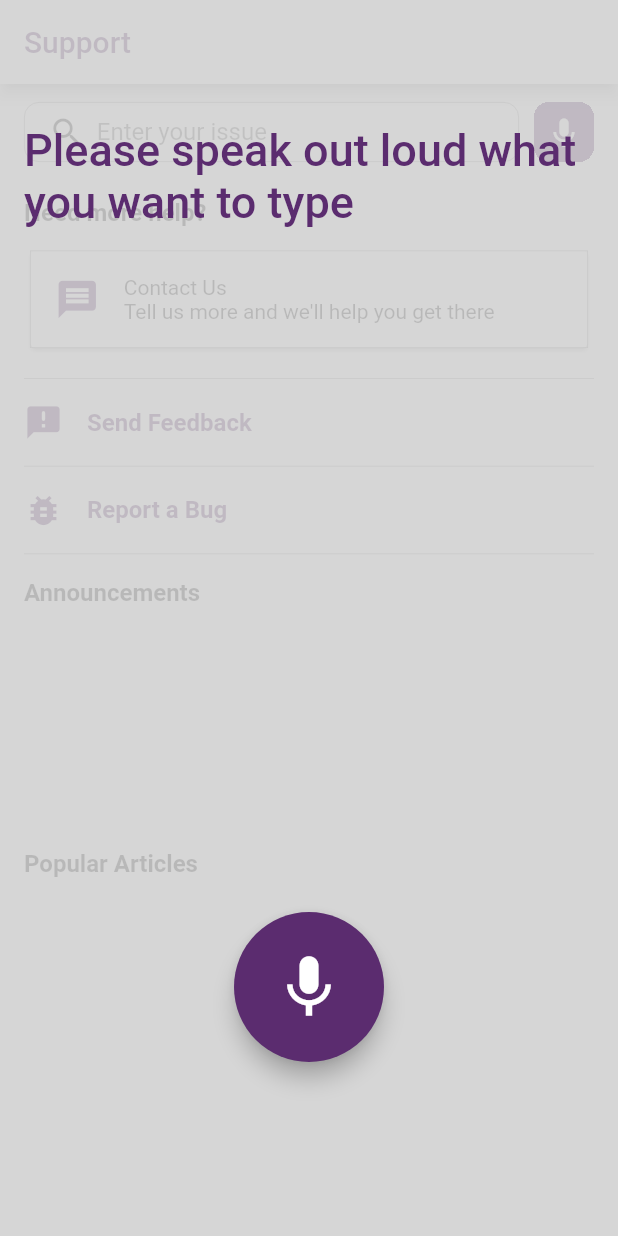
After one commit to XtoInfinity/konnex-flutter, a Flutter app: the screen it shows after launch, after a tap on the "keyboard voice" icon, on a phone screen of 412 x 824 dp. The commit adds this screen. Run offline on Flutter 3.47's test engine with Material 2 defaults, Android fonts, the phone set to English and light mode, and no system bars; drawn by our look-alikes of avatar_glow; our stand-ins replace badges, bubble, carousel_pro, cloud_firestore, firebase_auth, firebase_core and 12 more; missing offline and left inert: render_metrics, tflite_flutter, workmanager; accounts and stored records are empty; generated files the repository leaves out were written again; project files that could hold a hidden picture were left out.

Commit message:
Speech to text

```diff
--- a/lib/main.dart
+++ b/lib/main.dart
@@ -3,9 +3,12 @@ import 'package:flutter/material.dart';
 import 'package:get/get.dart';
 import 'package:get_storage/get_storage.dart';
 import 'package:konnex_aerothon/providers/catalog_provider.dart';
+import 'package:konnex_aerothon/screens/help/help_screen.dart';
 import 'package:konnex_aerothon/screens/splash_screen.dart';
 
 import 'package:konnex_aerothon/utils/log_util.dart';
+import 'package:konnex_aerothon/utils/speech_overlay.dart';
+import 'package:permission_handler/permission_handler.dart';
 import 'package:provider/provider.dart';
 import 'package:workmanager/workmanager.dart';
 
@@ -13,7 +16,7 @@ void main() async {
   WidgetsFlutterBinding.ensureInitialized();
   await Firebase.initializeApp();
   await GetStorage.init();
-
+  await [Permission.microphone, Permission.speech].request();
   await Workmanager().initialize(
     callbackDispatcher,
     isInDebugMode: true,
@@ -72,7 +75,7 @@ class MyApp extends StatelessWidget {
           ),
         ),
         defaultTransition: Transition.cupertino,
-        home: SplashScreen(),
+        home: HelpScreen(),
       ),
     );
   }
--- a/lib/screens/help/help_screen.dart
+++ b/lib/screens/help/help_screen.dart
@@ -10,6 +10,7 @@ import 'package:konnex_aerothon/screens/help/article_screen.dart';
 import 'package:konnex_aerothon/screens/messaging/message_screen.dart';
 import 'package:konnex_aerothon/screens/report/report_screen.dart';
 import 'package:konnex_aerothon/services/help_service.dart';
+import 'package:konnex_aerothon/utils/speech_overlay.dart';
 
 class HelpScreen extends StatefulWidget {
   @override
@@ -17,6 +18,8 @@ class HelpScreen extends StatefulWidget {
 }
 
 class _HelpScreenState extends State<HelpScreen> {
+  TextEditingController controller = TextEditingController();
+
   issueWidget() {
     return Row(
       children: [
@@ -44,6 +47,7 @@ class _HelpScreenState extends State<HelpScreen> {
                         decoration: InputDecoration.collapsed(
                             hintText: "Enter your issue"),
                         textInputAction: TextInputAction.search,
+                        controller: controller,
                         onChanged: (val) {},
                         onSubmitted: (val) {},
                       ),
@@ -60,11 +64,25 @@ class _HelpScreenState extends State<HelpScreen> {
           width: 40,
           decoration: BoxDecoration(
             borderRadius: BorderRadius.circular(10),
+          ),
+          clipBehavior: Clip.hardEdge,
+          child: Material(
             color: Theme.of(context).primaryColor,
-          ),
-          child: Icon(
-            Icons.keyboard_voice,
-            color: Colors.white,
+            child: InkWell(
+              onTap: () async {
+                String value = await Get.dialog(
+                  SpeechOverlay(),
+                );
+                if (value != null) {
+                  controller.text = value;
+                  setState(() {});
+                }
+              },
+              child: Icon(
+                Icons.keyboard_voice,
+                color: Colors.white,
+              ),
+            ),
           ),
         )
       ],
--- /dev/null
+++ b/lib/utils/speech_overlay.dart
@@ -0,0 +1,95 @@
+import 'package:avatar_glow/avatar_glow.dart';
+import 'package:flutter/material.dart';
+import 'package:get/get.dart';
+import 'package:speech_to_text/speech_to_text.dart' as stt;
+
+class SpeechOverlay extends StatefulWidget {
+  @override
+  _SpeechOverlayState createState() => _SpeechOverlayState();
+}
+
+class _SpeechOverlayState extends State<SpeechOverlay> {
+  stt.SpeechToText _speech;
+  bool _isListening = false;
+  String _text = 'Please speak out loud what you want to type';
+  double _confidence = 1.0;
+
+  @override
+  void initState() {
+    super.initState();
+    _speech = stt.SpeechToText();
+    _listen();
+  }
+
+  @override
+  Widget build(BuildContext context) {
+    return Scaffold(
+      floatingActionButtonLocation: FloatingActionButtonLocation.centerFloat,
+      floatingActionButton: AvatarGlow(
+        animate: _isListening,
+        glowColor: Theme.of(context).primaryColor,
+        endRadius: 150.0,
+        duration: const Duration(milliseconds: 2000),
+        repeatPauseDuration: const Duration(milliseconds: 100),
+        repeat: true,
+        child: Container(
+          height: 100,
+          width: 100,
+          child: FloatingActionButton(
+            onPressed: _listen,
+            child: Icon(
+              _isListening ? Icons.mic : Icons.mic_none,
+              color: Colors.white,
+              size: 50,
+            ),
+            backgroundColor: Theme.of(context).primaryColor,
+          ),
+        ),
+      ),
+      backgroundColor: Colors.white.withOpacity(0.7),
+      body: SingleChildScrollView(
+        reverse: true,
+        child: Container(
+          padding:
+              EdgeInsets.symmetric(horizontal: 16, vertical: Get.height * 0.1),
+          child: Text(
+            _text,
+            style: TextStyle(
+                fontSize: 30,
+                color: Theme.of(context).primaryColor,
+                fontWeight: FontWeight.w500),
+          ),
+        ),
+      ),
+    );
+  }
+
+  void _listen() async {
+    if (!_isListening) {
+      bool available = await _speech.initialize(
+        onStatus: (val) {
+          if (val == "notListening") {
+            Future.delayed(Duration(seconds: 1), () => Get.back(result: _text));
+          }
+        },
+        onError: (val) => print('onError: $val'),
+      );
+      if (available) {
+        setState(() => _isListening = true);
+        _speech.listen(
+          onResult: (val) => setState(
+            () {
+              _text = val.recognizedWords;
+              if (val.hasConfidenceRating && val.confidence > 0) {
+                _confidence = val.confidence;
+              }
+            },
+          ),
+        );
+      }
+    } else {
+      setState(() => _isListening = false);
+      _speech.stop();
+    }
+  }
+}
--- a/pubspec.yaml
+++ b/pubspec.yaml
@@ -53,6 +53,10 @@ dependencies:
   showcaseview: ^1.0.0
   tflite_flutter: ^0.8.0
   workmanager: ^0.4.0
+  speech_to_text:
+  permission_handler: ^6.1.0
+  highlight_text: ^0.7.2
+  avatar_glow: ^1.2.0
 
 dev_dependencies:
   flutter_test:
```
Also changed, not shown: 2 other files.
